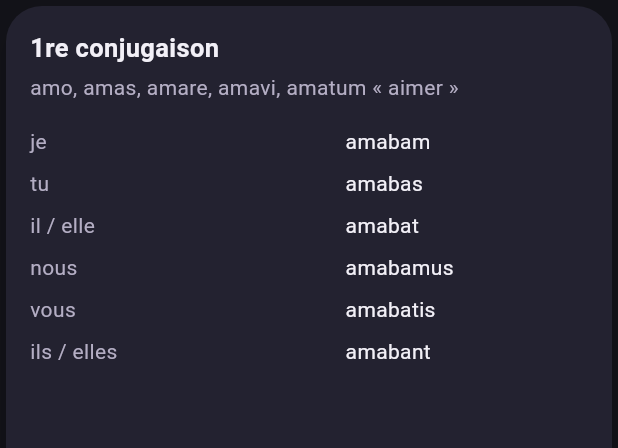
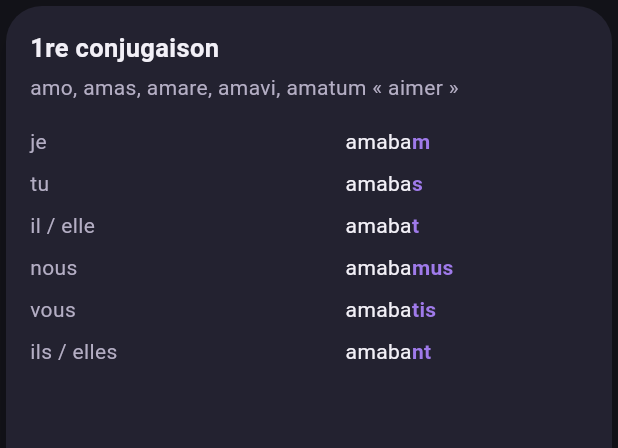
Before and after one commit to FischiSushi/Itinera, a Flutter app: what tableauImparfait() shows on an empty page, opened directly with sample values from the repository, on a phone screen of 412 x 824 dp. Shown: the top 448 px of the screen. Run offline on Flutter 3.47's test engine with Material 3 defaults, Android fonts, the phone set to English and light mode, and no system bars; our stand-ins replace cloud_firestore, firebase_auth, firebase_core, firebase_crashlytics, flutter_local_notifications, flutter_timezone and 4 more; missing offline and left inert: file_selector, fsrs, pdfx; accounts and stored records are empty.

Commit message:
Highlight the personal ending in every conjugation table
Same technique as the declension ending highlight (2e020a2): the
radical is the longest common prefix across a tense's 6 forms, and
everything after it is bolded in accent violet. Computed separately
for tableauConjugaison (present) and tableauImparfait, since present
and imperfect stems differ (e.g. am- vs amaba-).

Verified on the emulator against 3rd/4th/5th conjugation present-tense
tables (mitt-imus/itis/unt, capi-o/s/t/mus/tis/unt, audi-o/s/t/mus/tis/unt).

Co-Authored-By: Claude Sonnet 5 <noreply@anthropic.com>

```diff
--- a/lib/screens/grammaire_screen.dart
+++ b/lib/screens/grammaire_screen.dart
@@ -9,63 +9,49 @@ import 'package:itinera/screens/points_faibles_screen.dart';
 import 'package:itinera/screens/speed_declinaison_screen.dart';
 import 'package:itinera/screens/stamm_trainer_screen.dart';
 
-Widget tableauConjugaison(Conjugaison conj) {
-  return Card(
-    child: Padding(
-      padding: const EdgeInsets.all(16),
+// Préfixe commun à toutes les formes d'un temps donné (calculé plutôt que
+// stocké) : ce qui reste après ce préfixe est la terminaison personnelle,
+// mise en évidence dans le tableau — même principe que pour les
+// déclinaisons (voir declinaisons_screen.dart).
+String _radicalCommunConjugaison(Map<String, String> formes) {
+  final valeurs = formes.values.toList();
 
-      child: Column(
-        crossAxisAlignment: CrossAxisAlignment.start,
+  var prefixe = valeurs.first;
 
-        children: [
-          Text(
-            conj.titre,
-            style: const TextStyle(fontSize: 17, fontWeight: FontWeight.bold),
+  for (final forme in valeurs.skip(1)) {
+    var longueur = 0;
+    while (longueur < prefixe.length &&
+        longueur < forme.length &&
+        prefixe[longueur] == forme[longueur]) {
+      longueur++;
+    }
+    prefixe = prefixe.substring(0, longueur);
+  }
+
+  return prefixe;
+}
+
+Widget _celluleFormeConjugaison(String forme, String radical) {
+  final terminaison = forme.substring(radical.length);
+
+  return Text.rich(
+    TextSpan(
+      children: [
+        TextSpan(text: radical),
+        TextSpan(
+          text: terminaison,
+          style: const TextStyle(
+            color: accentViolet,
+            fontWeight: FontWeight.bold,
           ),
-
-          const SizedBox(height: 4),
-
-          Text(
-            '${conj.tempsPrimitifs} « ${conj.traduction} »',
-            style: const TextStyle(color: texteAttenue),
-          ),
-
-          const SizedBox(height: 12),
-
-          Table(
-            columnWidths: const {
-              0: FlexColumnWidth(1.3),
-              1: FlexColumnWidth(1),
-            },
-
-            children: [
-              for (final personne in personnesLatines)
-                TableRow(
-                  children: [
-                    Padding(
-                      padding: const EdgeInsets.symmetric(vertical: 4),
-                      child: Text(
-                        personne,
-                        style: const TextStyle(color: texteAttenue),
-                      ),
-                    ),
-                    Padding(
-                      padding: const EdgeInsets.symmetric(vertical: 4),
-                      child: Text(conj.present[personne]!),
-                    ),
-                  ],
-                ),
-            ],
-          ),
-        ],
-      ),
+        ),
+      ],
     ),
   );
 }
 
-Widget tableauImparfait(Conjugaison conj) {
-  final imparfait = conj.imparfait;
-  if (imparfait == null) return const SizedBox.shrink();
+Widget tableauConjugaison(Conjugaison conj) {
+  final radical = _radicalCommunConjugaison(conj.present);
 
   return Card(
     child: Padding(
@@ -108,7 +94,72 @@ Widget tableauImparfait(Conjugaison conj) {
                     ),
                     Padding(
                       padding: const EdgeInsets.symmetric(vertical: 4),
-                      child: Text(imparfait[personne]!),
+                      child: _celluleFormeConjugaison(
+                        conj.present[personne]!,
+                        radical,
+                      ),
+                    ),
+                  ],
+                ),
+            ],
+          ),
+        ],
+      ),
+    ),
+  );
+}
+
+Widget tableauImparfait(Conjugaison conj) {
+  final imparfait = conj.imparfait;
+  if (imparfait == null) return const SizedBox.shrink();
+
+  final radical = _radicalCommunConjugaison(imparfait);
+
+  return Card(
+    child: Padding(
+      padding: const EdgeInsets.all(16),
+
+      child: Column(
+        crossAxisAlignment: CrossAxisAlignment.start,
+
+        children: [
+          Text(
+            conj.titre,
+            style: const TextStyle(fontSize: 17, fontWeight: FontWeight.bold),
+          ),
+
+          const SizedBox(height: 4),
+
+          Text(
+            '${conj.tempsPrimitifs} « ${conj.traduction} »',
+            style: const TextStyle(color: texteAttenue),
+          ),
+
+          const SizedBox(height: 12),
+
+          Table(
+            columnWidths: const {
+              0: FlexColumnWidth(1.3),
+              1: FlexColumnWidth(1),
+            },
+
+            children: [
+              for (final personne in personnesLatines)
+                TableRow(
+                  children: [
+                    Padding(
+                      padding: const EdgeInsets.symmetric(vertical: 4),
+                      child: Text(
+                        personne,
+                        style: const TextStyle(color: texteAttenue),
+                      ),
+                    ),
+                    Padding(
+                      padding: const EdgeInsets.symmetric(vertical: 4),
+                      child: _celluleFormeConjugaison(
+                        imparfait[personne]!,
+                        radical,
+                      ),
                     ),
                   ],
                 ),
```
